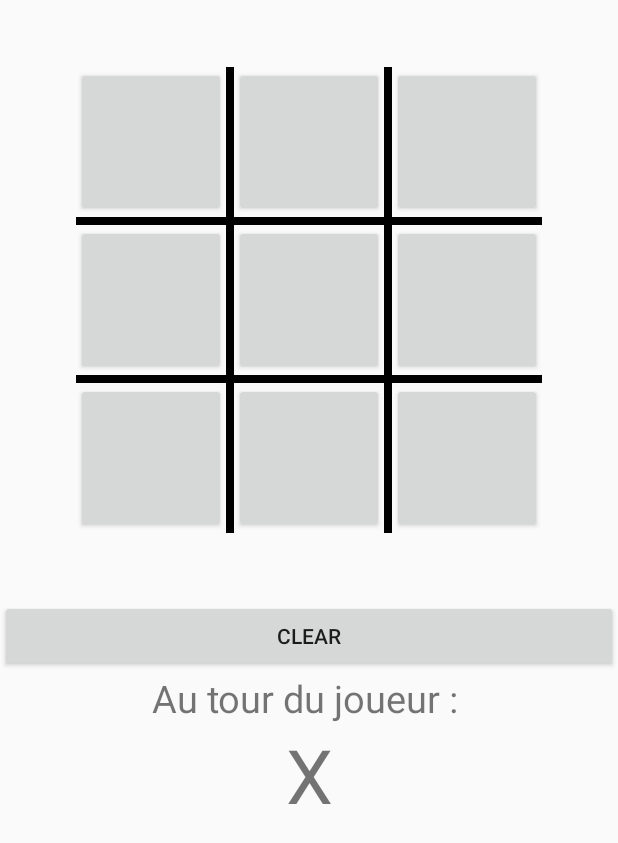
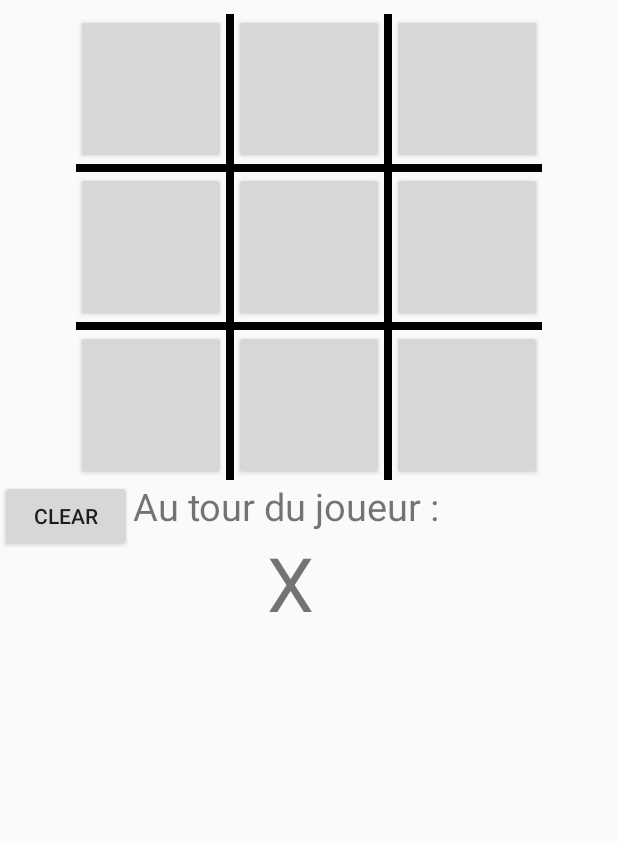
Before and after one commit to bjausseran/Projet_Mobile_Favetto_Jausseran, an Android app: the layout activity_main.xml on its own in the app's theme, with its tools: preview values and no code run, on a phone screen of 412 x 824 dp. Shown: the top 843 px of the screen. Run offline under Robolectric (Android 15) with nearby library versions, the phone set to English and light mode, and no system bars.

```diff
--- a/TD_Android_Jausseran_Favetto/app/src/main/res/layout/activity_main.xml
+++ b/TD_Android_Jausseran_Favetto/app/src/main/res/layout/activity_main.xml
@@ -7,8 +7,8 @@
 
     <RelativeLayout
         android:layout_width="match_parent"
-        android:layout_height="400dp"
-        android:gravity="center">
+        android:layout_height="320dp"
+        android:gravity="bottom|center">
         <!-- Création de la grille de morpion -->
         <!-- Premiere ligne -->
         <Button
@@ -108,16 +108,31 @@
             android:background="@android:color/black" />
 
     </RelativeLayout>
+
+    <LinearLayout
+        android:layout_width="wrap_content"
+        android:layout_height="match_parent"
+        android:orientation="horizontal">
+
+        <LinearLayout
+            android:layout_width="match_parent"
+            android:layout_height="wrap_content"
+            android:gravity="center"
+            android:orientation="horizontal">
+
+            <Button
+                android:id="@+id/buttonClear"
+                android:layout_width="wrap_content"
+                android:layout_height="match_parent"
+                android:gravity="center"
+                android:text="Clear" />
+        </LinearLayout>
+
         <LinearLayout
             android:layout_width="match_parent"
             android:layout_height="match_parent"
             android:orientation="vertical">
             <!-- Texte permettant de savoir à qui c'est de jouer -->
-        <Button
-            android:id="@+id/buttonClear"
-            android:layout_width="match_parent"
-            android:layout_height="wrap_content"
-            android:text="Clear" />
 
             <TextView
                 android:id="@+id/turnOf"
@@ -125,20 +140,22 @@
                 android:layout_height="wrap_content"
                 android:layout_gravity="center"
                 android:gravity="center"
-        android:textSize="@dimen/size_txt"
                 android:text="@string/txt_turn"
-        />
+                android:textSize="@dimen/size_txt" />
 
             <TextView
                 android:id="@+id/player"
                 android:layout_width="match_parent"
                 android:layout_height="wrap_content"
                 android:layout_gravity="center"
+                android:layout_toRightOf="@id/turnOf"
                 android:gravity="center"
+                android:text="X"
                 android:textSize="@dimen/size_player"
-        android:text="X"
-        android:layout_toRightOf="@id/turnOf"
 
                 />
+
         </LinearLayout>
     </LinearLayout>
+
+</LinearLayout>
```
Lines whose indentation alone changed are shown as unchanged.
